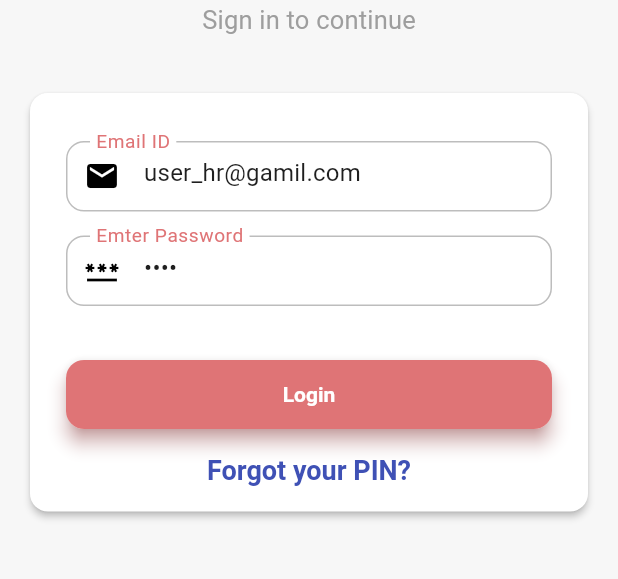
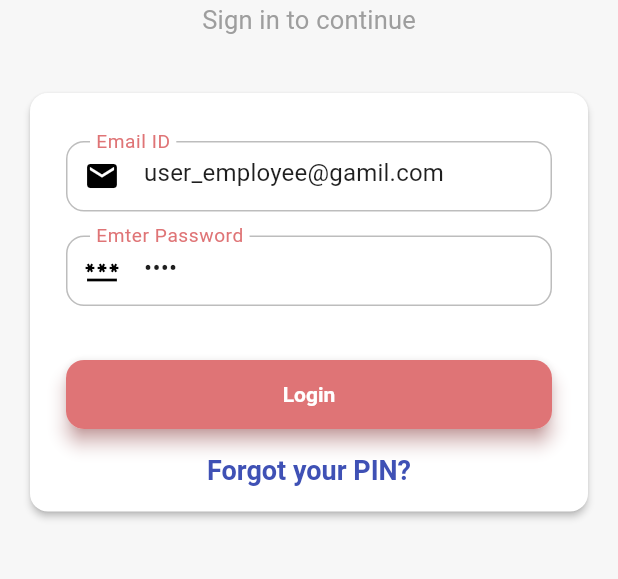
Before and after one commit to youngbrainz-manish/HRMS-YB, a Flutter app: the screen it shows after launch, on a phone screen of 412 x 824 dp, the part 360-939 px from its top. Run offline on Flutter 3.47's test engine with Material 3 defaults, Android fonts, the phone set to English and light mode, and no system bars; our stand-ins replace flutter_svg, go_router, image_picker; accounts and stored records are empty.

Commit message:
routing issue fixed

```diff
--- a/lib/core/router/app_router.dart
+++ b/lib/core/router/app_router.dart
@@ -1,7 +1,5 @@
 import 'package:flutter/material.dart';
 import 'package:go_router/go_router.dart';
-import 'package:hrms_yb/core/constants/app_globals.dart';
-import 'package:hrms_yb/core/enums/user_role.dart';
 import 'package:hrms_yb/features/auth/forgot_pin_screen.dart';
 import 'package:hrms_yb/features/auth/login_screen.dart';
 import 'package:hrms_yb/features/dashboard/employee/dashboard/employee_dashboard_provider.dart';
@@ -87,8 +85,7 @@ class AppRouter {
       GoRoute(path: hrProfileScreenRoute, builder: (context, state) => const HrProfileScreen()),
       GoRoute(path: editProfileScreenRoute, builder: (context, state) => EditProfileScreen()),
 
-      ((AppGlobals().userModel.role == UserRole.employee))
-          ? ShellRoute(
+      ShellRoute(
         navigatorKey: _shellNavigatorKey,
         builder: (BuildContext context, GoRouterState state, Widget? child) {
           return ChangeNotifierProvider<EmployeeDashboardProvider>(
@@ -134,8 +131,8 @@ class AppRouter {
             },
           ),
         ],
-            )
-          : ShellRoute(
+      ),
+      ShellRoute(
         navigatorKey: _shellNavigatorKey1,
         builder: (BuildContext context, GoRouterState state, Widget? child) {
           return ChangeNotifierProvider<HrDashboardProvider>(
--- a/lib/features/auth/login_provider.dart
+++ b/lib/features/auth/login_provider.dart
@@ -13,7 +13,7 @@ class LoginProvider extends ChangeNotifier {
   bool get isLoading => _isLoading;
   bool get isLoggedIn => _user != null;
 
-  TextEditingController emailController = TextEditingController(text: "user_hr@gamil.com");
+  TextEditingController emailController = TextEditingController(text: "user_employee@gamil.com");
   TextEditingController pinController = TextEditingController(text: "1234");
 
   LoginProvider({required this.context}) {
--- a/lib/features/auth/login_screen.dart
+++ b/lib/features/auth/login_screen.dart
@@ -121,13 +121,13 @@ class _LoginScreenState extends State<LoginScreen> {
                                 AppGlobals().userModel = provider.user!;
                               }
                               // ignore: use_build_context_synchronously
-                              context.go(AppRouter.hrDashboardRoute);
+                              GoRouter.of(context).go(AppRouter.hrDashboardRoute);
                             } else {
                               if (provider.user != null) {
                                 AppGlobals().userModel = provider.user!;
                               }
                               // ignore: use_build_context_synchronously
-                              context.go(AppRouter.employeeshomeScreenRoute);
+                              GoRouter.of(context).go(AppRouter.employeeshomeScreenRoute);
                             }
                           }
                         },
```
Lines whose indentation alone changed are shown as unchanged.
